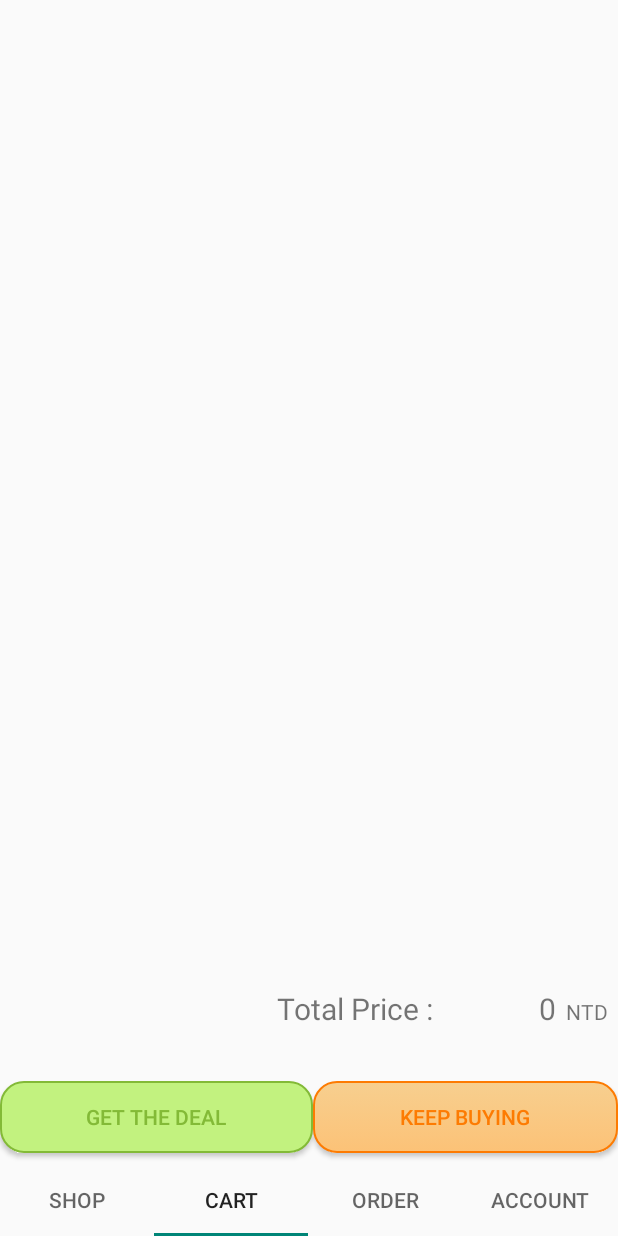
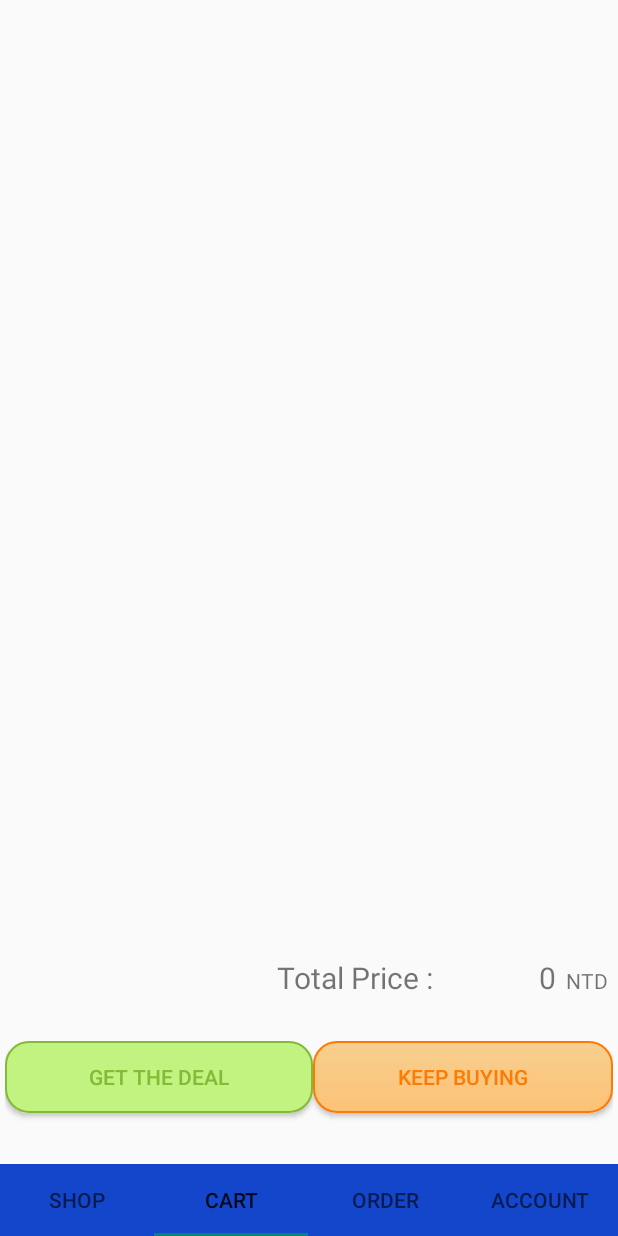
Before and after one commit to bnuby/Mobile-Application-Software, an Android app: the screen it shows after launch (MainActivity), item 2 of the bottom bar chosen, on a phone screen of 412 x 824 dp. Run offline under Robolectric (Android 15) with nearby library versions, the phone set to English and light mode, and no system bars; our stand-ins replace Volley; network calls fail.

Commit message:
color
放上顏色跟調整shop_card的xml

```diff
--- a/app/src/main/res/layout/activity_main.xml
+++ b/app/src/main/res/layout/activity_main.xml
@@ -25,7 +25,9 @@
         android:layout_height="wrap_content"
         app:layout_constraintBottom_toBottomOf="parent"
         app:layout_constraintEnd_toEndOf="parent"
-        app:layout_constraintStart_toStartOf="parent">
+        app:layout_constraintStart_toStartOf="parent"
+        android:background="#1446CC"
+        >
 
     </android.support.design.widget.TabLayout>
 
--- a/app/src/main/res/layout/activity_shop_cart.xml
+++ b/app/src/main/res/layout/activity_shop_cart.xml
@@ -11,19 +11,20 @@
         android:id="@+id/carlist"
         android:layout_width="match_parent"
         android:layout_height="0dp"
-        android:layout_weight="0.8" />
+        android:layout_weight="0.775" />
 
 
     <LinearLayout
         android:layout_width="match_parent"
         android:layout_height="0dp"
         android:layout_weight="0.15"
-        android:orientation="vertical">
+        android:orientation="vertical"
+        android:weightSum="1">
 
         <LinearLayout
             android:layout_width="match_parent"
             android:layout_height="match_parent"
-            android:layout_weight="1"
+            android:layout_weight="0.55"
             android:orientation="horizontal"
             android:weightSum="1">
 
@@ -57,15 +58,18 @@
         <LinearLayout
             android:layout_width="match_parent"
             android:layout_height="match_parent"
-            android:layout_weight="1"
+            android:layout_weight="0.45"
             android:orientation="horizontal"
-            android:paddingBottom="7dp">
+            android:paddingBottom="7dp"
+            android:paddingLeft="3dp"
+            android:paddingRight="3dp"
+            android:weightSum="0.8">
 
             <Button
                 android:id="@+id/button2"
                 android:layout_width="wrap_content"
                 android:layout_height="wrap_content"
-                android:layout_weight="1"
+                android:layout_weight="0.4"
                 android:background="@drawable/buttondark"
                 android:text="@string/get_the_deal"
                 android:textColor="#83ba37" />
@@ -74,7 +78,7 @@
                 android:id="@+id/button"
                 android:layout_width="wrap_content"
                 android:layout_height="wrap_content"
-                android:layout_weight="1"
+                android:layout_weight="0.4"
                 android:background="@drawable/buttonlight"
                 android:text="@string/keep_buying"
                 android:textColor="#fd7b02" />
```
